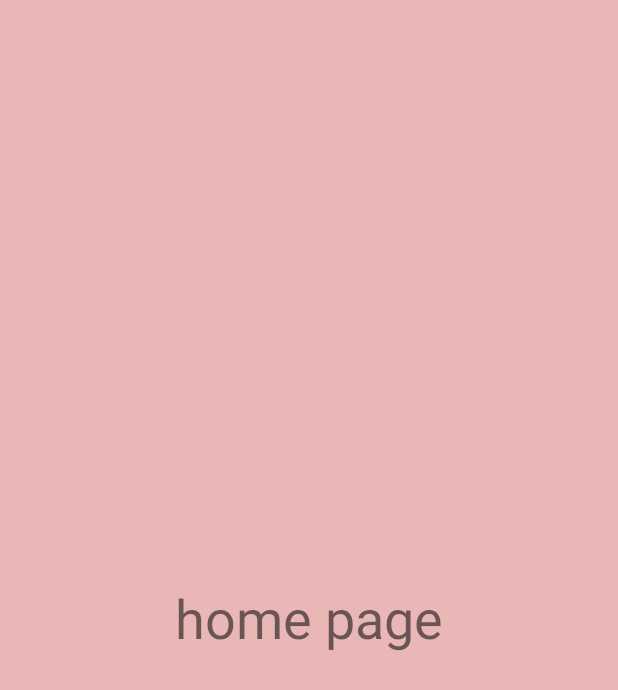
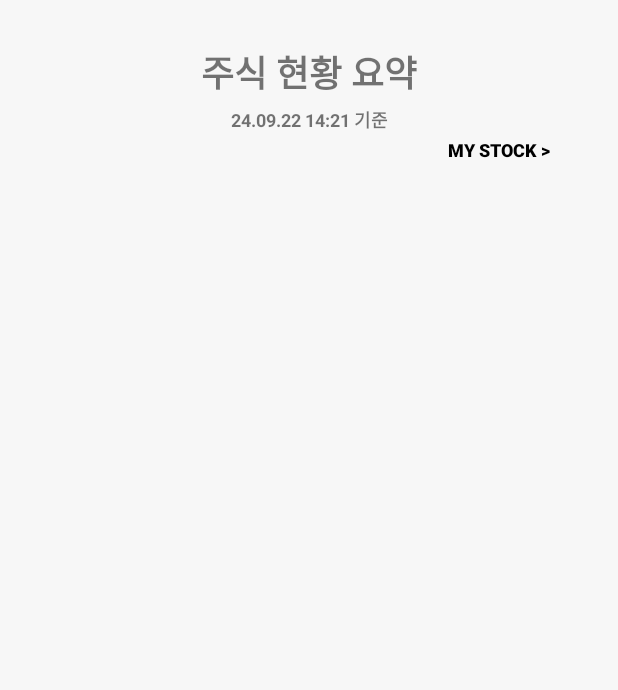
Before and after one commit to ShinYEB/2024-1-CECD4-TheRed-4, an Android app built with Jetpack Compose: the layout fragment_home.xml on its own in the app's theme, with its tools: preview values and no code run, on a phone screen of 412 x 824 dp. Shown: the top 690 px of the screen. Run offline under Robolectric (Android 15) with nearby library versions, the phone set to English and light mode, and no system bars.

Commit message:
feat: main 화면 개발
Issues #1

```diff
--- a/app/src/main/AndroidManifest.xml
+++ b/app/src/main/AndroidManifest.xml
@@ -14,6 +14,9 @@
         android:supportsRtl="true"
         android:theme="@style/Theme.AppCompat.Light.NoActionBar"
         tools:targetApi="31">
+        <activity
+            android:name=".Presentation.MyStock.MyStockActivity"
+            android:exported="false" />
         <activity
             android:name=".Presentation.ChatBot.ChatBotActivity"
             android:exported="false" />
--- a/app/src/main/java/com/thered/stocksignal/Presentation/Home/MyStockCoverRecyclerViewAdapter.kt
+++ b/app/src/main/java/com/thered/stocksignal/Presentation/Home/MyStockCoverRecyclerViewAdapter.kt
@@ -39,7 +39,7 @@ class MyStockCoverRecyclerViewAdapter(
         holder.idView.text = item.id
         holder.contentView.text = item.content
         holder.priceView.text = item.price.toString()
-        holder.earnRateView.text = item.earnRate.toString()
+        holder.earnRateView.text = item.earnRate
 
         Glide.with(holder.imageView.context)
             .load("https://previews.123rf.com/images/vectorchef/vectorchef1506/vectorchef150610882/41187816-금융-주식-아이콘.jpg")
--- a/app/src/main/java/com/thered/stocksignal/Presentation/Home/placeholder/PlaceholderContent.kt
+++ b/app/src/main/java/com/thered/stocksignal/Presentation/Home/placeholder/PlaceholderContent.kt
@@ -36,7 +36,7 @@ object PlaceholderContent {
     }
 
     private fun createPlaceholderItem(position: Int): PlaceholderItem {
-        return PlaceholderItem(position.toString(), "Item " + position, 10000,12.3f, makeDetails(position))
+        return PlaceholderItem(position.toString(), "Item " + position, "10,000", "+12.3%", makeDetails(position))
     }
 
     private fun makeDetails(position: Int): String {
@@ -51,7 +51,7 @@ object PlaceholderContent {
     /**
      * A placeholder item representing a piece of content.
      */
-    data class PlaceholderItem(val id: String, val content: String, val price:Int, val earnRate: Float, val details: String) {
+    data class PlaceholderItem(val id: String, val content: String, val price:String, val earnRate: String, val details: String) {
         override fun toString(): String = content
     }
 }
--- a/app/src/main/java/com/thered/stocksignal/Presentation/Main/MainActivity.kt
+++ b/app/src/main/java/com/thered/stocksignal/Presentation/Main/MainActivity.kt
@@ -35,7 +35,7 @@ class MainActivity : AppCompatActivity() {
         val toolbar = findViewById<Toolbar>(R.id.toolbar)
         setSupportActionBar(toolbar)
 
-        supportFragmentManager.beginTransaction().add(main_container.id, StockCoverFragment()).commit()
+        supportFragmentManager.beginTransaction().add(main_container.id, HomeFragment()).commit()
         navigation.menu.findItem(R.id.fragment_home).setChecked(true)
 
         navigation.run {
--- a/app/src/main/res/layout/fragment_home.xml
+++ b/app/src/main/res/layout/fragment_home.xml
@@ -1,16 +1,53 @@
 <?xml version="1.0" encoding="utf-8"?>
-<FrameLayout xmlns:android="http://schemas.android.com/apk/res/android"
+<androidx.constraintlayout.widget.ConstraintLayout
+    xmlns:android="http://schemas.android.com/apk/res/android"
     xmlns:tools="http://schemas.android.com/tools"
     android:layout_width="match_parent"
     android:layout_height="match_parent"
-    tools:context=".Presentation.Home.HomeFragment">
+    android:orientation="vertical"
+    android:background="@color/background"
+    xmlns:app="http://schemas.android.com/apk/res-auto"
+    tools:context=".Presentation.Home.HomeFragment"
+    android:padding="30dp">
 
     <TextView
+        android:id="@+id/top_label"
         android:layout_width="match_parent"
-        android:layout_height="match_parent"
-        android:text="home page"
-        android:textSize="36sp"
+        android:layout_height="40dp"
+        android:text="주식 현황 요약"
+        android:textSize="24sp"
+        android:textStyle="bold"
+        android:textAlignment="center"
+        app:layout_constraintTop_toTopOf="parent"/>
+
+    <TextView
+        android:id="@+id/update_time"
+        android:layout_width="match_parent"
+        android:layout_height="20dp"
+        android:text="24.09.22 14:21 기준"
+        android:textSize="12sp"
+        android:textStyle="bold"
         android:gravity="center"
-        android:background="#EAB7B7"/>
+        app:layout_constraintTop_toBottomOf="@id/top_label"/>
 
-</FrameLayout>
+    <Button
+        android:id="@+id/mystock_button"
+        android:layout_width="100dp"
+        android:layout_height="20dp"
+        android:text="MY STOCK >"
+        android:textSize="12sp"
+        android:textStyle="bold"
+        android:textColor="@color/black"
+        android:background="@android:color/transparent"
+        android:layout_marginEnd="0dp"
+        app:layout_constraintTop_toBottomOf="@id/update_time"
+        app:layout_constraintEnd_toEndOf="parent"/>
+
+    <FrameLayout
+        android:id="@+id/stock_list"
+        android:layout_width="match_parent"
+        android:layout_height="0dp"
+        app:layout_constraintTop_toBottomOf="@id/mystock_button"
+        app:layout_constraintBottom_toBottomOf="parent"/>
+
+</androidx.constraintlayout.widget.ConstraintLayout>
--- a/app/src/main/res/layout/fragment_stock_cover_list.xml
+++ b/app/src/main/res/layout/fragment_stock_cover_list.xml
@@ -6,8 +6,6 @@
     android:name="com.thered.stocksignal.Presentation.Home.StockCoverFragment"
     android:layout_width="match_parent"
     android:layout_height="match_parent"
-    android:layout_marginLeft="16dp"
-    android:layout_marginRight="16dp"
     app:layoutManager="LinearLayoutManager"
     tools:context=".Presentation.Home.StockCoverFragment"
     tools:listitem="@layout/fragment_stock_cover" />
--- a/app/src/main/res/values/colors.xml
+++ b/app/src/main/res/values/colors.xml
@@ -9,4 +9,5 @@
     <color name="white">#FFFFFFFF</color>
     <color name="red">#FF5353</color>
     <color name="blue">#0080FF</color>
+    <color name="background">#F7F7F7</color>
 </resources>
```
Also changed, not shown: app/src/main/java/com/thered/stocksignal/Presentation/Home/HomeFragment.kt (+20 -1 lines), app/src/main/java/com/thered/stocksignal/Presentation/MyStock/MyStockActivity.kt (added, +21 -0 lines), app/src/main/res/layout/activity_my_stock.xml (added, +18 -0 lines), app/src/main/res/layout/fragment_stock_cover.xml (+22 -17 lines), 1 other file.
